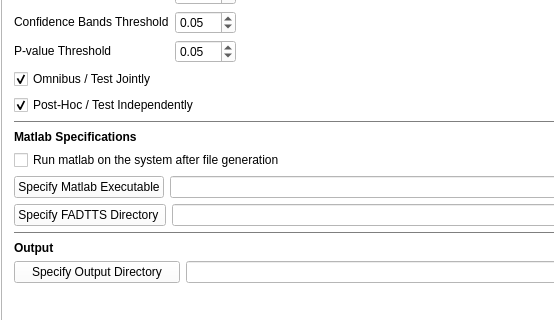
Above: FADTTSWindow.ui from jeantm/FADTTS before the change; both pictures show x 0 to 554 and y 123 to 443 of the 1109 by 738 pixel window. Below: the same form after it.
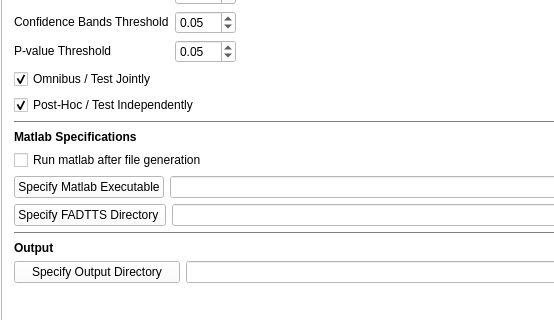
That is the form after the change. The open tabs and pages were chosen to show the change. Custom widgets are drawn as their Qt base class.

```diff
--- a/FADTTSWindow.ui
+++ b/FADTTSWindow.ui
@@ -2160,7 +2160,7 @@
              <item row="0" column="0" colspan="2">
               <widget class="QCheckBox" name="soft_executionTab_runMatlab_checkBox">
                <property name="text">
-                <string>Run matlab on the system after file generation</string>
+                <string>Run matlab after file generation</string>
                </property>
               </widget>
              </item>
```
